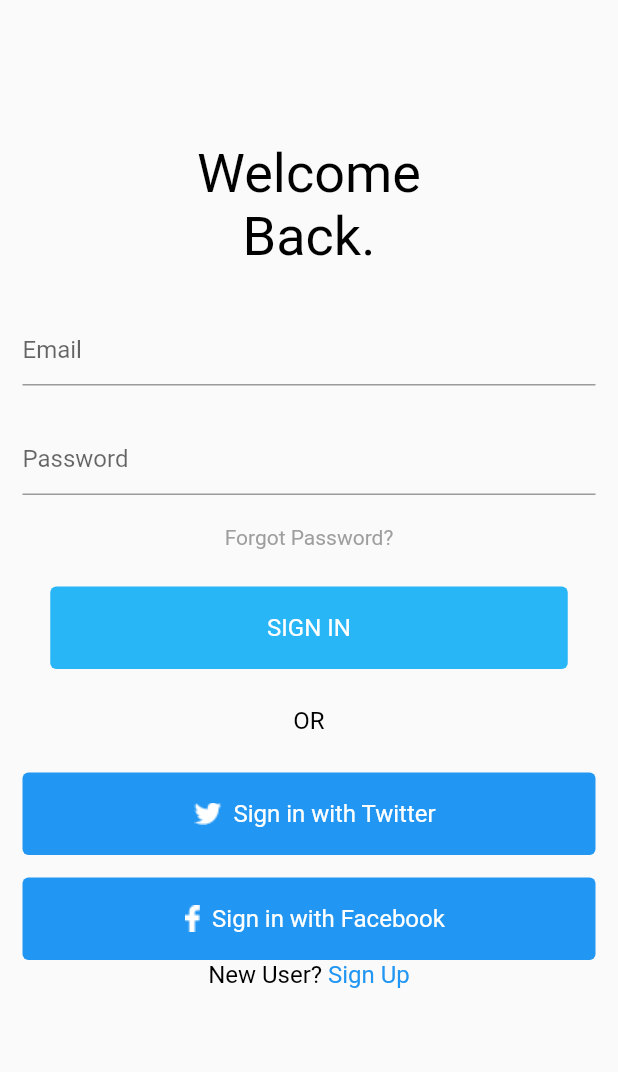
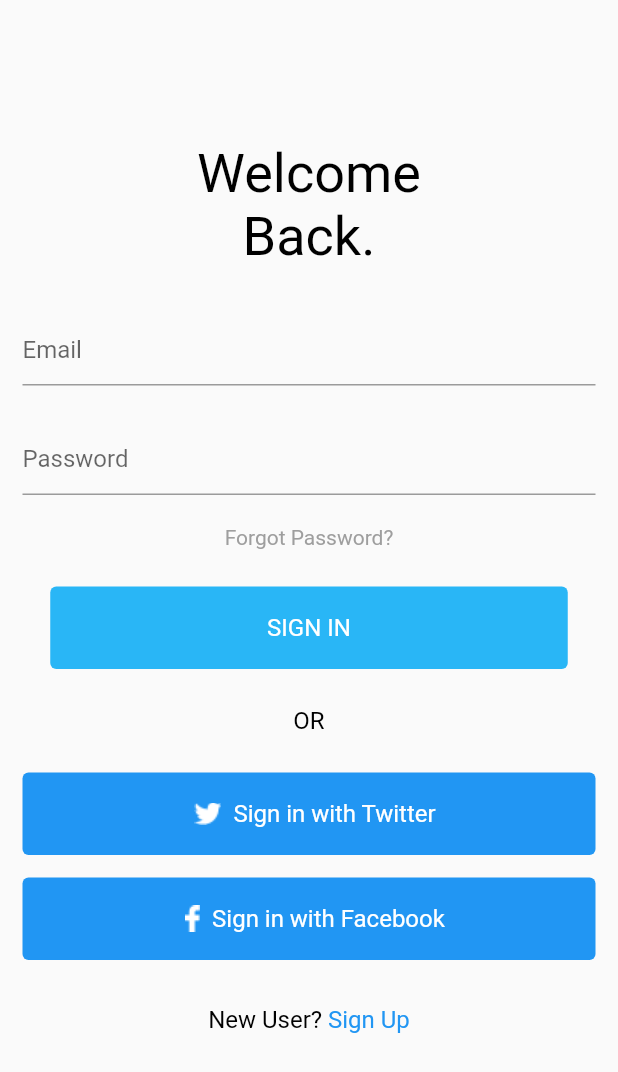
Before and after one commit to ahm3dev/Flutter-Blog-App, a Flutter app: the screen it shows after launch, after a tap on "LOGIN", on a phone screen of 412 x 824 dp. Shown: the top 1072 px of the screen. Run offline on Flutter 3.47's test engine with Material 2 defaults, Android fonts, the phone set to English and light mode, and no system bars; Roboto replaces fonts that are missing (SFCompact).

Commit message:
Fixed home screen

```diff
--- a/lib/create_account.dart
+++ b/lib/create_account.dart
@@ -76,6 +76,9 @@ class CreateAccountScreen extends StatelessWidget {
                 ),
               ),
             ),
+            SizedBox(
+              height: 180,
+            ),
             Align(
               alignment: Alignment.bottomCenter,
               child: Row(
--- a/lib/login.dart
+++ b/lib/login.dart
@@ -131,6 +131,10 @@ class LoginScreen extends StatelessWidget {
 
             ),
 
+            SizedBox(
+              height: 30,
+            ),
+
             Align(
               alignment: Alignment.bottomCenter,
               child: Row(
--- a/lib/main.dart
+++ b/lib/main.dart
@@ -1,5 +1,4 @@
 import 'package:flutter/material.dart';
-
 import 'Login.dart';
 import 'create_account.dart';
 
@@ -16,7 +15,6 @@ class Home extends StatelessWidget {
             image: DecorationImage(
           image: AssetImage(
             'assets/images/lens.png',
-
           ),
           fit: BoxFit.cover,
         )),
@@ -25,11 +23,13 @@ class Home extends StatelessWidget {
             padding: const EdgeInsets.all(20),
             child: Column(
               children: [
+                Spacer(),
                 Text(
                   'The Future of Photography & Unsplash',
                   style: TextStyle(
                       fontSize: 40.0, color: Colors.white, fontFamily: 'Rubik'),
                 ),
+                Spacer(),
                 Row(
                   children: [
                     Padding(
```
